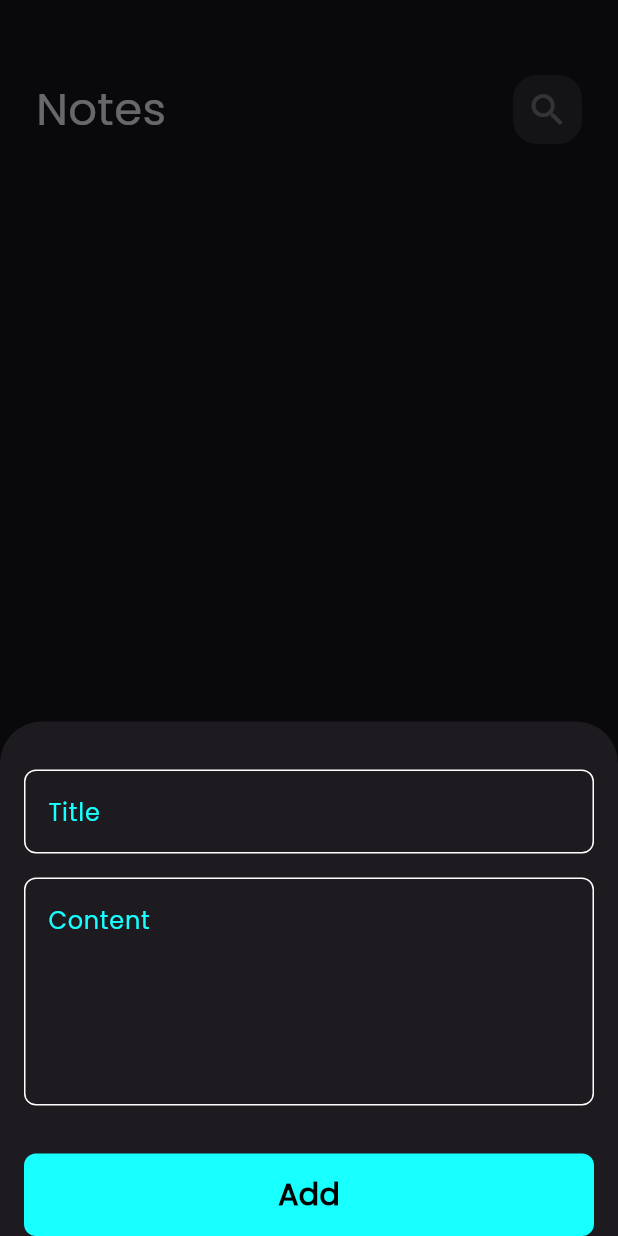
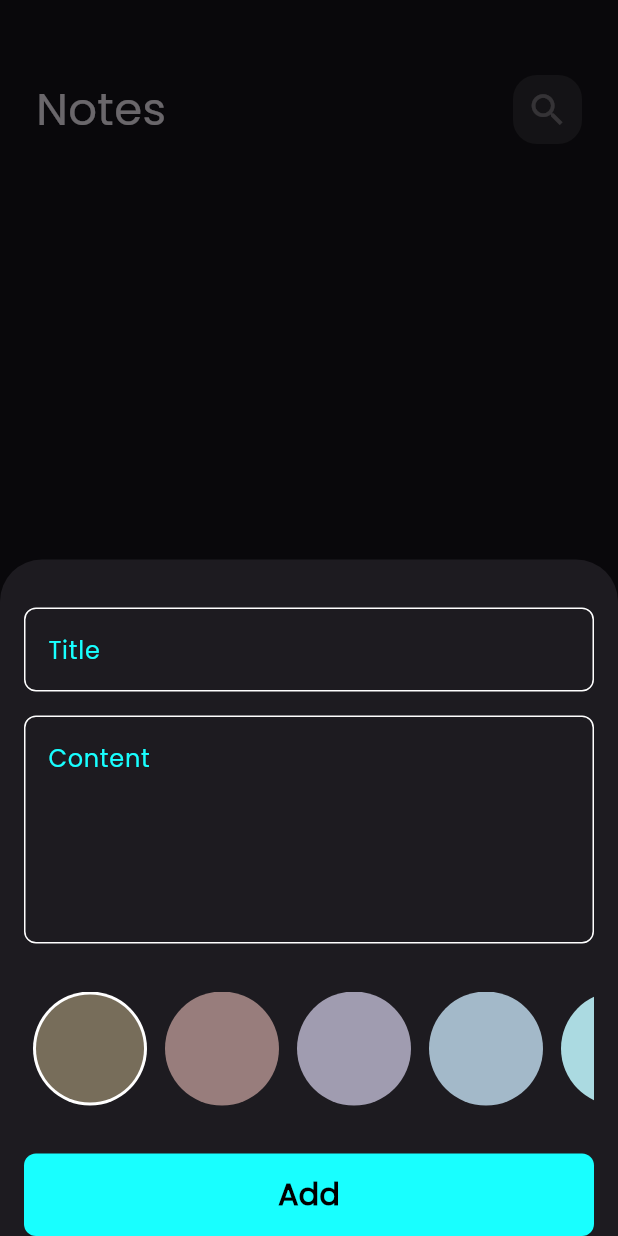
Before and after one commit to Hend-Muhammad/notes_app, a Flutter app: the screen it shows after launch, after a tap on the "add" icon, on a phone screen of 412 x 824 dp. Run offline on Flutter 3.47's test engine with Material 3 defaults, Android fonts, the phone set to English and light mode, and no system bars; our stand-ins replace bloc, flutter_bloc, font_awesome_flutter, hive, hive_flutter, modal_progress_hud_nsn; accounts and stored records are empty.

Commit message:
create color list view

```diff
--- a/lib/views/edit_note_view.dart
+++ b/lib/views/edit_note_view.dart
@@ -1,9 +1,6 @@
 import 'package:flutter/material.dart';
-import 'package:flutter_bloc/flutter_bloc.dart';
-import 'package:notes_app/cubits/notes_cubit/notes_cubit.dart';
 import 'package:notes_app/models/note_model.dart';
-import 'package:notes_app/widgets/custom_app_bar.dart';
-import 'package:notes_app/widgets/custom_text_field.dart';
+import 'package:notes_app/widgets/edit_note_view_body.dart';
 
 class EditNoteView extends StatelessWidget {
   const EditNoteView({super.key, required this.note});
@@ -16,55 +13,3 @@ class EditNoteView extends StatelessWidget {
     );
   }
 }
-
-class EditNoteViewBody extends StatefulWidget {
-  const EditNoteViewBody({
-    super.key,
-    required this.note
-  });
-    final NoteModel note;
-
-  @override
-  State<EditNoteViewBody> createState() => _EditNoteViewBodyState();
-}
-
-class _EditNoteViewBodyState extends State<EditNoteViewBody> {
-  String? title, content;
-
-  @override
-  Widget build(BuildContext context) {
-    return Padding(
-      padding: const EdgeInsets.symmetric(horizontal: 24),
-      child: Column(
-        children: [
-          SizedBox(height: 50),
-          CustomAppBar(title: 'Edit Note', icon: Icons.check,
-          onPressed: () {
-            widget.note.title = title ?? widget.note.title;
-            widget.note.content = content ?? widget.note.content;
-            widget.note.save();
-            BlocProvider.of<NotesCubit>(context).fetchAllNotes();
-            Navigator.pop(context);
-          },),
-          SizedBox(),
-          Column(
-        children: [
-          SizedBox(height: 50),
-          CustomTextField(
-            onChanged: (value) {
-              title = value;
-            },
-            hint: widget.note.title),
-          SizedBox(height: 16),
-          CustomTextField(
-            onChanged: (value) {
-              content = value;
-            },
-            hint: widget.note.content, maxLines: 5),
-        ],
-      ),
-        ],
-      ),
-    );
-  }
-}
--- a/lib/views/notes_view.dart
+++ b/lib/views/notes_view.dart
@@ -1,10 +1,7 @@
 import 'package:flutter/material.dart';
-import 'package:flutter_bloc/flutter_bloc.dart';
 import 'package:notes_app/constant.dart';
-import 'package:notes_app/cubits/notes_cubit/notes_cubit.dart';
 import 'package:notes_app/widgets/add_note_bottom_sheet.dart';
-import 'package:notes_app/widgets/custom_app_bar.dart';
-import 'package:notes_app/widgets/notes_list_view.dart';
+import 'package:notes_app/widgets/notes_view_body.dart';
 
 class NotesView extends StatelessWidget {
   const NotesView({super.key});
@@ -30,34 +27,3 @@ class NotesView extends StatelessWidget {
     );
   }
 }
-
-class NotesViewBody extends StatefulWidget {
-  const NotesViewBody({
-    super.key,
-  });
-
-  @override
-  State<NotesViewBody> createState() => _NotesViewBodyState();
-}
-
-class _NotesViewBodyState extends State<NotesViewBody> {
-  @override
-  void initState() {
-    BlocProvider.of<NotesCubit>(context).fetchAllNotes();
-    super.initState();
-  }
-
-  @override
-  Widget build(BuildContext context) {
-    return Padding(
-      padding: const EdgeInsets.symmetric(horizontal: 24),
-      child: Column(
-        children: [
-          SizedBox(height: 50),
-          CustomAppBar(title: 'Notes', icon: Icons.search),
-          Expanded(child: NotesListView()),
-        ],
-      ),
-    );
-  }
-}
--- a/lib/widgets/add_note_form.dart
+++ b/lib/widgets/add_note_form.dart
@@ -3,6 +3,7 @@ import 'package:flutter_bloc/flutter_bloc.dart';
 import 'package:intl/intl.dart';
 import 'package:notes_app/cubits/add_note_cubit/add_note_cubit.dart';
 import 'package:notes_app/models/note_model.dart';
+import 'package:notes_app/widgets/colors_list_view.dart';
 import 'package:notes_app/widgets/custom_button.dart';
 import 'package:notes_app/widgets/custom_text_field.dart';
 
@@ -40,6 +41,8 @@ class _AddNoteFormState extends State<AddNoteForm> {
             },
           ),
           SizedBox(height: 32),
+          ColorsListView(),
+          SizedBox(height: 32),
           BlocBuilder<AddNoteCubit, AddNoteState>(
             builder: (context, state) {
               return CustomButton(
--- /dev/null
+++ b/lib/widgets/colors_list_view.dart
@@ -0,0 +1,70 @@
+import 'dart:developer';
+
+import 'package:flutter/material.dart';
+
+class ColorItem extends StatelessWidget {
+  const ColorItem({super.key, required this.isActive, required this.color});
+  final bool isActive;
+  final Color color;
+
+  @override
+  Widget build(BuildContext context) {
+    return isActive?
+    CircleAvatar(
+      radius: 38,
+        backgroundColor: Colors.white,
+      child: CircleAvatar(
+        radius: 36,
+        backgroundColor: color,
+      ),
+    ) :
+    CircleAvatar(
+      radius: 38,
+      backgroundColor: color,
+    );
+  }
+}
+
+class ColorsListView extends StatefulWidget {
+  const ColorsListView({super.key});
+
+  @override
+  State<ColorsListView> createState() => _ColorsListViewState();
+}
+
+class _ColorsListViewState extends State<ColorsListView> {
+
+  int currentIndex = 0;
+  List<Color> colors = [
+    Color(0xff776D5A),
+    Color(0xff987D7C),
+    Color(0xffA09CB0),
+    Color(0xffA3B9C9),
+    Color(0xffABDAE1),
+  ];
+  @override
+  Widget build(BuildContext context) {
+    return SizedBox(
+      height: 38*2,
+      child: ListView.builder(
+        itemCount: colors.length,
+        scrollDirection: Axis.horizontal,
+        itemBuilder: (context, index) {
+          return Padding(
+            padding: const EdgeInsets.symmetric(horizontal: 6),
+            child:  GestureDetector(
+              onTap: (){
+                currentIndex = index;
+                setState(() {});
+              },
+              child: ColorItem(
+                isActive: currentIndex == index ,
+                color: colors[index],
+              ),
+            ),
+          );
+        },
+      ),
+    );
+  }
+}
--- /dev/null
+++ b/lib/widgets/edit_note_view_body.dart
@@ -0,0 +1,58 @@
+import 'package:flutter/material.dart';
+import 'package:flutter_bloc/flutter_bloc.dart';
+import 'package:notes_app/cubits/notes_cubit/notes_cubit.dart';
+import 'package:notes_app/models/note_model.dart';
+import 'package:notes_app/widgets/custom_app_bar.dart';
+import 'package:notes_app/widgets/custom_text_field.dart';
+
+class EditNoteViewBody extends StatefulWidget {
+  const EditNoteViewBody({
+    super.key,
+    required this.note
+  });
+    final NoteModel note;
+
+  @override
+  State<EditNoteViewBody> createState() => _EditNoteViewBodyState();
+}
+
+class _EditNoteViewBodyState extends State<EditNoteViewBody> {
+  String? title, content;
+
+  @override
+  Widget build(BuildContext context) {
+    return Padding(
+      padding: const EdgeInsets.symmetric(horizontal: 24),
+      child: Column(
+        children: [
+          SizedBox(height: 50),
+          CustomAppBar(title: 'Edit Note', icon: Icons.check,
+          onPressed: () {
+            widget.note.title = title ?? widget.note.title;
+            widget.note.content = content ?? widget.note.content;
+            widget.note.save();
+            BlocProvider.of<NotesCubit>(context).fetchAllNotes();
+            Navigator.pop(context);
+          },),
+          SizedBox(),
+          Column(
+        children: [
+          SizedBox(height: 50),
+          CustomTextField(
+            onChanged: (value) {
+              title = value;
+            },
+            hint: widget.note.title),
+          SizedBox(height: 16),
+          CustomTextField(
+            onChanged: (value) {
+              content = value;
+            },
+            hint: widget.note.content, maxLines: 5),
+        ],
+      ),
+        ],
+      ),
+    );
+  }
+}
--- /dev/null
+++ b/lib/widgets/notes_view_body.dart
@@ -0,0 +1,36 @@
+import 'package:flutter/material.dart';
+import 'package:flutter_bloc/flutter_bloc.dart';
+import 'package:notes_app/cubits/notes_cubit/notes_cubit.dart';
+import 'package:notes_app/widgets/custom_app_bar.dart';
+import 'package:notes_app/widgets/notes_list_view.dart';
+
+class NotesViewBody extends StatefulWidget {
+  const NotesViewBody({
+    super.key,
+  });
+
+  @override
+  State<NotesViewBody> createState() => _NotesViewBodyState();
+}
+
+class _NotesViewBodyState extends State<NotesViewBody> {
+  @override
+  void initState() {
+    BlocProvider.of<NotesCubit>(context).fetchAllNotes();
+    super.initState();
+  }
+
+  @override
+  Widget build(BuildContext context) {
+    return Padding(
+      padding: const EdgeInsets.symmetric(horizontal: 24),
+      child: Column(
+        children: [
+          SizedBox(height: 50),
+          CustomAppBar(title: 'Notes', icon: Icons.search),
+          Expanded(child: NotesListView()),
+        ],
+      ),
+    );
+  }
+}
```
